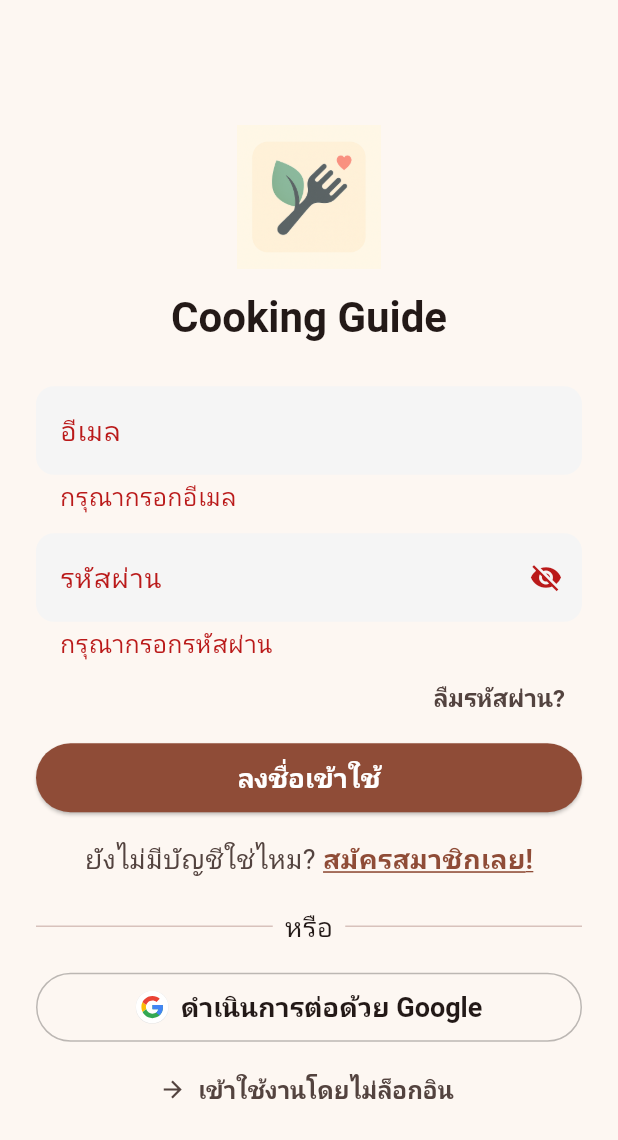
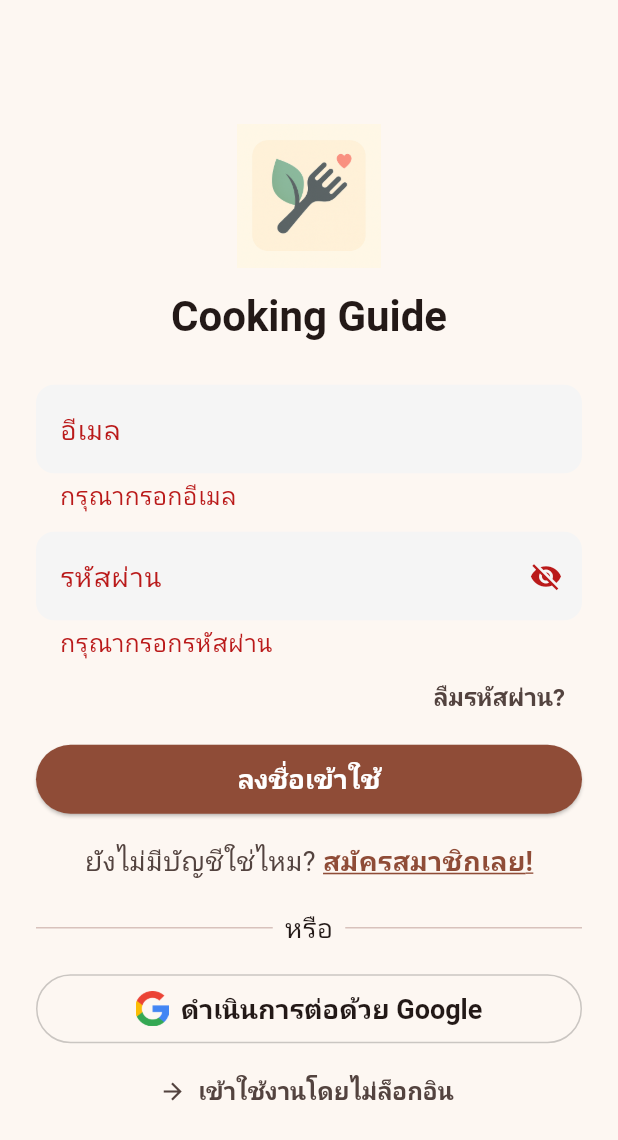
Before and after one commit to Hakuma17/Cookbook, a Flutter app: the LoginScreen screen opened by its route, after a tap on "ลงชื่อเข้าใช้", on a phone screen of 412 x 824 dp. Shown: the top 1140 px of the screen. Run offline on Flutter 3.47's test engine with Material 3 defaults, Android fonts, the light colour scheme and no system bars; our stand-ins replace cached_network_image, camera, device_info_plus, equatable, flutter_svg, flutter_tts and 9 more; missing offline and left inert: tflite_flutter; accounts and stored records are empty; network calls fail; Roboto replaces fonts that are missing (Itim).

Commit message:
feat: เพิ่มฟังก์ชันการจัดการ Google Sign-In และปรับปรุงการตรวจสอบอีเมลในหน้าล็อกอิน พร้อมเพิ่มการจัดการ URL รูปโปรไฟล์ในหน้าประวัติส่วนตัว

```diff
--- a/cookbook/lib/screens/change_password_screen.dart
+++ b/cookbook/lib/screens/change_password_screen.dart
@@ -308,8 +308,8 @@ class _PasswordTextField extends StatelessWidget {
           validator: validatorOverride ??
               (v) {
                 if (v == null || v.trim().isEmpty) return 'กรุณากรอกรหัสผ่าน';
-                if (v.trim().length < 6) {
-                  return 'รหัสผ่านต้องมีอย่างน้อย 6 ตัวอักษร';
+                if (v.trim().length < 8) {
+                  return 'รหัสผ่านต้องมีอย่างน้อย 8 ตัวอักษร';
                 }
                 return null;
               },
--- a/cookbook/lib/screens/login_screen.dart
+++ b/cookbook/lib/screens/login_screen.dart
@@ -1,9 +1,8 @@
 // lib/screens/login_screen.dart
 import 'dart:async';
-
 import 'package:flutter/gestures.dart';
 import 'package:flutter/material.dart';
-import 'package:flutter_svg/flutter_svg.dart';
+import 'package:flutter/services.dart';
 import 'package:google_sign_in/google_sign_in.dart';
 
 import '../services/api_service.dart';
@@ -17,10 +16,13 @@ class LoginScreen extends StatefulWidget {
 
 class _LoginScreenState extends State<LoginScreen> {
   /* ── controllers & keys ───────────────────────────────────────── */
-  final _formKey = GlobalKey<FormState>(); // คีย์ฟอร์ม
-  final _emailCtrl = TextEditingController(); // อีเมล
-  final _passCtrl = TextEditingController(); // รหัสผ่าน
-  final _emailReg = RegExp(r'^[\w\.\-]+@[\w\-]+\.[A-Za-z]{2,}$'); // regex เมล
+  final _formKey = GlobalKey<FormState>();
+  final _emailCtrl = TextEditingController();
+  final _passCtrl = TextEditingController();
+
+  // ★ ใช้ regex อีเมลแบบเดียวกับฟอร์มสมัคร (กว้างและกันช่องว่าง)
+  final _emailReg = RegExp(r'^[^@\s]+@[^@\s]+\.[^@\s]+$');
+  static const int _kEmailDbMax = 100;
 
   // โฟกัส + toggle รหัสผ่าน
   final _emailFocus = FocusNode();
@@ -32,20 +34,19 @@ class _LoginScreenState extends State<LoginScreen> {
 
   /* ── Google ───────────────────────────────────────────────────── */
   final _googleSignIn = GoogleSignIn(
-    scopes: ['email', 'profile', 'openid'],
+    scopes: const ['email', 'profile', 'openid'],
     serverClientId:
         '84901598956-dui13r3k1qmvo0t0kpj6h5mhjrjbvoln.apps.googleusercontent.com',
   );
 
   /* ── UI state ─────────────────────────────────────────────────── */
-  bool _isLoading = false; // โหลดระหว่างยิง API
+  bool _isLoading = false;
   String? _errorMsg; // error ลอย (กรณีอื่น ๆ)
-  String? _emailVerifyError; // ★ ข้อความ “ต้องยืนยันก่อน” ใต้ช่องอีเมล
+  String? _emailVerifyError; // ข้อความ “ต้องยืนยันก่อน” ใต้ช่องอีเมล
 
   @override
   void initState() {
     super.initState();
-    // พิมพ์อีเมลใหม่ → เคลียร์ error ใต้ช่อง
     _emailCtrl.addListener(() {
       if (_emailVerifyError != null) setState(() => _emailVerifyError = null);
     });
@@ -58,7 +59,7 @@ class _LoginScreenState extends State<LoginScreen> {
     _passCtrl.dispose();
     _emailFocus.dispose();
     _passFocus.dispose();
-    _verifyTapRecognizer.dispose(); // สำคัญ
+    _verifyTapRecognizer.dispose();
     super.dispose();
   }
 
@@ -71,7 +72,7 @@ class _LoginScreenState extends State<LoginScreen> {
     if (!mounted) return;
     setState(() {
       _isLoading = v;
-      if (v) _errorMsg = null; // เริ่มโหลดล้าง error ลอย
+      if (v) _errorMsg = null;
     });
   }
 
@@ -82,7 +83,6 @@ class _LoginScreenState extends State<LoginScreen> {
       ..showSnackBar(SnackBar(content: Text(msg)));
   }
 
-  // ตรวจว่าดูเหมือน “ยังไม่ยืนยันอีเมล”
   bool _looksLikeEmailNotVerified(Map resOrData) {
     final code = (resOrData['errorCode'] ??
             resOrData['code'] ??
@@ -112,6 +112,34 @@ class _LoginScreenState extends State<LoginScreen> {
         (s.contains('ยืนยัน') && s.contains('อีเมล')) ||
         s.toLowerCase().contains('verify');
     return cand.any(hasKW);
+  }
+
+  Widget _dangerBanner(String msg) {
+    final cs = Theme.of(context).colorScheme;
+    return Semantics(
+      liveRegion: true,
+      label: 'ข้อผิดพลาด',
+      child: Container(
+        padding: const EdgeInsets.all(12),
+        decoration: BoxDecoration(
+          color: cs.errorContainer,
+          border: Border.all(color: cs.error.withOpacity(.7)),
+          borderRadius: BorderRadius.circular(10),
+        ),
+        child: Row(
+          children: [
+            Icon(Icons.error_outline, color: cs.error),
+            const SizedBox(width: 10),
+            Expanded(
+              child: Text(
+                msg,
+                style: TextStyle(color: cs.onErrorContainer),
+              ),
+            ),
+          ],
+        ),
+      ),
+    );
   }
 
   /* ── actions ─────────────────────────────────────────────────── */
@@ -153,7 +181,6 @@ class _LoginScreenState extends State<LoginScreen> {
       await AuthService.saveLoginData(res['data']);
       _navToHome();
     } on ApiException catch (e) {
-      // ★ เคส BE ตอบ 403 แล้วโยน exception → จับให้โชว์ใต้ช่องอีเมล
       final msg = e.message;
       final looksUnverified = (e.statusCode == 403) ||
           msg.contains('ยืนยันอีเมล') ||
@@ -190,13 +217,15 @@ class _LoginScreenState extends State<LoginScreen> {
         throw ApiException('ไม่สามารถดึง Google ID Token ได้');
       }
 
+      // ถ้าใส่ helper googleSignInAndStore() ตามที่เพิ่มไว้ ให้ใช้บรรทัดนี้แทนสองบรรทัดล่าง
+      // await ApiService.googleSignInAndStore(token);
+
       final res = await ApiService.googleSignIn(token);
       if (res['success'] != true) {
         setState(
             () => _errorMsg = res['message'] ?? 'ล็อกอินด้วย Google ล้มเหลว');
         return;
       }
-
       await AuthService.saveLoginData(res['data']);
       _navToHome();
     } on ApiException catch (e) {
@@ -217,8 +246,7 @@ class _LoginScreenState extends State<LoginScreen> {
       _showSnack('กรุณากรอกอีเมลก่อน');
       return;
     }
-    final pending =
-        await AuthService.getPendingEmailVerify(); // {email, secondsLeft}?
+    final pending = await AuthService.getPendingEmailVerify();
     final secondsLeft = (pending != null && pending['email'] == currentEmail)
         ? (pending['secondsLeft'] ?? 0)
         : 0;
@@ -256,7 +284,6 @@ class _LoginScreenState extends State<LoginScreen> {
                   child: Column(
                     crossAxisAlignment: CrossAxisAlignment.stretch,
                     children: [
-                      // --- Logo + Title ---
                       const SizedBox(height: 6),
                       Image.asset('assets/images/logo.png', height: 96),
                       const SizedBox(height: 14),
@@ -280,20 +307,27 @@ class _LoginScreenState extends State<LoginScreen> {
                           AutofillHints.username,
                           AutofillHints.email
                         ],
+                        inputFormatters: [
+                          FilteringTextInputFormatter.deny(RegExp(r'\s')),
+                          LengthLimitingTextInputFormatter(_kEmailDbMax),
+                        ],
                         decoration: const InputDecoration(
                           labelText: 'อีเมล',
-                          // ไม่ใช้ errorText เพื่อให้เราวาง RichText ที่มีลิงก์ได้
                         ),
                         validator: (v) {
                           final t = v?.trim() ?? '';
                           if (t.isEmpty) return 'กรุณากรอกอีเมล';
-                          if (!_emailReg.hasMatch(t))
+                          if (!_emailReg.hasMatch(t)) {
                             return 'รูปแบบอีเมลไม่ถูกต้อง';
+                          }
+                          if (t.length > _kEmailDbMax) {
+                            return 'อีเมลต้องไม่เกิน $_kEmailDbMax ตัวอักษร';
+                          }
                           return null;
                         },
                       ),
 
-                      // ★ ข้อความ “ต้องยืนยัน” + ลิงก์ ไปยืนยัน (บรรทัดเดียว)
+                      // ★ ข้อความ “ต้องยืนยัน” + ลิงก์ ไปยืนยัน
                       if (_emailVerifyError != null) ...[
                         const SizedBox(height: 8),
                         RichText(
@@ -352,13 +386,11 @@ class _LoginScreenState extends State<LoginScreen> {
                         validator: (v) {
                           final t = v ?? '';
                           if (t.isEmpty) return 'กรุณากรอกรหัสผ่าน';
-                          if (t.length < 6)
-                            return 'รหัสผ่านต้องมีอย่างน้อย 6 ตัวอักษร';
+
                           return null;
                         },
                       ),
 
-                      // --- แถวลิงก์ขวา (เว้นระยะให้โล่งขึ้น) ---
                       const SizedBox(height: 6),
                       Align(
                         alignment: Alignment.centerRight,
@@ -371,17 +403,14 @@ class _LoginScreenState extends State<LoginScreen> {
                         ),
                       ),
 
-                      // --- Error ลอย (เฉพาะกรณีอื่น) ---
+                      // --- Error banner (กรณีอื่น ๆ) ---
                       if (_errorMsg != null) ...[
-                        const SizedBox(height: 4),
-                        Text(
-                          _errorMsg!,
-                          textAlign: TextAlign.center,
-                          style: TextStyle(color: cs.error),
-                        ),
+                        const SizedBox(height: 6),
+                        _dangerBanner(_errorMsg!),
                       ],
 
-                      const SizedBox(height: 10),
+                      const SizedBox(height: 12),
+
                       // --- Login Button ---
                       ElevatedButton(
                         onPressed: _isLoading ? null : _loginWithEmail,
@@ -444,12 +473,13 @@ class _LoginScreenState extends State<LoginScreen> {
                         label: 'เข้าสู่ระบบด้วย Google',
                         child: OutlinedButton.icon(
                           onPressed: _isLoading ? null : _loginWithGoogle,
-                          icon: SvgPicture.asset('assets/icons/google.svg',
-                              width: 22),
+                          icon:
+                              Image.asset('assets/icons/google.png', width: 22),
                           label: const Text('ดำเนินการต่อด้วย Google'),
                           style: OutlinedButton.styleFrom(
                             foregroundColor: cs.onSurface,
-                            side: const BorderSide(color: Colors.black26),
+                            side:
+                                BorderSide(color: Colors.black.withOpacity(.2)),
                           ),
                         ),
                       ),
--- a/cookbook/lib/services/auth_service.dart
+++ b/cookbook/lib/services/auth_service.dart
@@ -1,7 +1,7 @@
 // lib/services/auth_service.dart
 //
 // Service จัดการสถานะการล็อกอิน + คุกกี้ + SharedPreferences
-// เพิ่ม helpers: resume หน้ากรอก OTP (เก็บอีเมลที่ยังไม่ยืนยัน + เวลาเริ่มคูลดาวน์)
+// เพิ่มการเก็บ/อ่าน googleId เพื่อให้ UI รู้ว่าบัญชีเชื่อม Google หรือไม่
 
 import 'dart:async';
 import 'package:shared_preferences/shared_preferences.dart';
@@ -15,13 +15,14 @@ class AuthService {
   static const _kProfileName = 'profileName'; // ชื่อโปรไฟล์
   static const _kProfileImage = 'profileImage'; // รูปโปรไฟล์
   static const _kEmail = 'email'; // อีเมล
+  static const _kGoogleId = 'googleId'; // ★ ใหม่: เก็บ google_id
   static const _kHasSeenOnboarding = 'hasSeenOnboarding'; // ผ่าน onboarding?
 
   // ↓ ใหม่: ใช้ “จำอีเมลที่ยังไม่ยืนยัน” เพื่อ resume flow
   static const _kPendingVerifyEmail =
       'pendingVerifyEmail'; // อีเมลที่ต้องยืนยัน
   static const _kPendingVerifyAtEpoch =
-      'pendingVerifyAtEpoch'; // เวลาเริ่มคูลดาวน์ (ms epoch)
+      'pendingVerifyAtEpoch'; // เวลาเริ่มคูลดาวน์
   static const int _kOtpCooldownSeconds = 60; // คูลดาวน์มาตรฐาน 60 วิ
 
   /* ───── prefs cache ───── */
@@ -41,35 +42,32 @@ class AuthService {
   }
 
   /* ───────────── auth helpers ───────────── */
-  /// เช็คล็อกอิน (async จาก prefs)
   static Future<bool> isLoggedIn() async {
     final p = await _prefs;
     return p.getBool(_kIsLoggedIn) ?? false;
   }
 
-  /// เช็คล็อกอินแบบเร็ว (อ่านจากแคชในหน่วยความจำ)
   static bool isLoggedInSync() => _cachedLoggedIn;
 
-  /// getters ทั่วไป
+  /* ───────────── getters ───────────── */
   static Future<int?> getUserId() async => (await _prefs).getInt(_kUserId);
   static Future<String?> getProfileName() async =>
       (await _prefs).getString(_kProfileName);
   static Future<String?> getProfileImage() async =>
       (await _prefs).getString(_kProfileImage);
   static Future<String?> getEmail() async => (await _prefs).getString(_kEmail);
+  static Future<String?> getGoogleId() async =>
+      (await _prefs).getString(_kGoogleId);
 
   /* ───────────── Token Helpers ───────────── */
-  /// บันทึกคุกกี้เซสชัน
   static Future<void> saveToken(String token) async {
     final p = await _prefs;
     await p.setString(_kAuthToken, token);
   }
 
-  /// ดึงคุกกี้เซสชัน
   static Future<String?> getToken() async =>
       (await _prefs).getString(_kAuthToken);
 
-  /// ลบคุกกี้เซสชัน
   static Future<void> clearToken() async => (await _prefs).remove(_kAuthToken);
 
   /* ───────── Onboarding Helpers ───────── */
@@ -86,6 +84,7 @@ class AuthService {
     required String profileName,
     required String profileImage,
     required String email,
+    String? googleId, // ★ optional
   }) async {
     final p = await _prefs;
     await p.setBool(_kIsLoggedIn, true);
@@ -93,19 +92,28 @@ class AuthService {
     await p.setString(_kProfileName, profileName);
     await p.setString(_kProfileImage, profileImage);
     await p.setString(_kEmail, email.trim());
+    // เก็บ googleId ถ้ามี (ถ้า null/ว่าง = ลบออก)
+    if (googleId != null && googleId.trim().isNotEmpty) {
+      await p.setString(_kGoogleId, googleId.trim());
+    } else {
+      await p.remove(_kGoogleId);
+    }
 
-    // เคลียร์สถานะรอยืนยัน หากเข้าระบบได้แล้ว
-    await clearPendingEmailVerify();
-
+    await clearPendingEmailVerify(); // เคลียร์สถานะรอยืนยัน หากเข้าระบบได้แล้ว
     _cachedLoggedIn = true; // อัปเดตแคช
   }
 
   /// แปลง map จาก BE → saveLogin
+  /// รองรับคีย์ทั้ง snake_case และ camelCase
   static Future<void> saveLoginData(Map<String, dynamic> d) => saveLogin(
-        userId: int.tryParse(d['user_id'].toString()) ?? 0,
-        profileName: d['profile_name'] ?? '',
-        profileImage: d['path_imgProfile'] ?? '',
-        email: d['email'] ?? '',
+        userId: int.tryParse(
+                d['user_id']?.toString() ?? d['userId']?.toString() ?? '0') ??
+            0,
+        profileName: (d['profile_name'] ?? d['profileName'] ?? '').toString(),
+        profileImage:
+            (d['path_imgProfile'] ?? d['profileImage'] ?? '').toString(),
+        email: (d['email'] ?? '').toString(),
+        googleId: (d['google_id'] ?? d['googleId'])?.toString(), // ★
       );
 
   /// อัปเดตข้อมูลโปรไฟล์ที่เก็บใน prefs เมื่อผู้ใช้แก้ไข
@@ -113,11 +121,19 @@ class AuthService {
     String? profileName,
     String? profileImage,
     String? email,
+    String? googleId, // เผื่อใช้ในอนาคต
   }) async {
     final p = await _prefs;
     if (profileName != null) await p.setString(_kProfileName, profileName);
     if (profileImage != null) await p.setString(_kProfileImage, profileImage);
     if (email != null) await p.setString(_kEmail, email.trim());
+    if (googleId != null) {
+      if (googleId.trim().isEmpty) {
+        await p.remove(_kGoogleId);
+      } else {
+        await p.setString(_kGoogleId, googleId.trim());
+      }
+    }
   }
 
   /// ล็อกเอาท์ (ล้างทุกอย่าง)
@@ -129,21 +145,25 @@ class AuthService {
     await p.remove(_kProfileName);
     await p.remove(_kProfileImage);
     await p.remove(_kEmail);
-    await clearPendingEmailVerify(); // ล้างสถานะรอยืนยันด้วย
+    await p.remove(_kGoogleId); // ★
+    await clearPendingEmailVerify();
 
-    _cachedLoggedIn = false; // เคลียร์แคช
+    _cachedLoggedIn = false;
   }
 
   /* ───────────── misc helpers ───────────── */
-  /// คืนสรุปข้อมูลล็อกอิน
+  /// คืนสรุปข้อมูลล็อกอิน (รวม googleId ด้วย)
   static Future<Map<String, dynamic>> getLoginData() async {
     final p = await _prefs;
+    final gid = p.getString(_kGoogleId);
     return {
       'isLoggedIn': await isLoggedIn(),
       'userId': p.getInt(_kUserId),
       'profileName': p.getString(_kProfileName),
       'profileImage': p.getString(_kProfileImage),
       'email': p.getString(_kEmail),
+      'googleId': gid, // camelCase
+      'google_id': gid, // snake_case (ให้หน้า UI ใช้ได้ทั้งสองแบบ)
     };
   }
 
@@ -167,37 +187,27 @@ class AuthService {
   }
 
   /* ═════════════ OTP SECTION ═════════════ */
-  /// เรียก verify OTP ผ่าน ApiService
   static Future<Map<String, dynamic>> verifyOtp(String email, String otp) =>
       ApiService.verifyOtp(email, otp);
 
-  /// ขอรหัสใหม่ (resend)
   static Future<Map<String, dynamic>> resendOtp(String email) =>
       ApiService.resendOtp(email);
 
-  /* ═════════════ Pending Email Verify (resume flow) ═════════════
-     ใช้กรณี: สมัครสำเร็จแต่ยังไม่ยืนยัน, หรือ login แล้วถูกแจ้ง UNVERIFIED
-     เก็บอีเมล + เวลาที่เริ่มคูลดาวน์ เพื่อเปิดแอปมาใหม่จะพากลับไปหน้า OTP ได้
-  */
-
-  /// บันทึกอีเมลที่ต้องยืนยัน + เริ่มคูลดาวน์ถ้าต้องการ
+  /* ═════════════ Pending Email Verify (resume flow) ═════════════ */
   static Future<void> markPendingEmailVerify({
     required String email,
-    bool startCooldown = true, // true = เริ่มจับเวลา 60 วิ
+    bool startCooldown = true,
   }) async {
     final p = await _prefs;
     await p.setString(_kPendingVerifyEmail, email.trim());
     if (startCooldown) {
       await p.setInt(
-        _kPendingVerifyAtEpoch,
-        DateTime.now().millisecondsSinceEpoch,
-      );
+          _kPendingVerifyAtEpoch, DateTime.now().millisecondsSinceEpoch);
     } else {
       await p.remove(_kPendingVerifyAtEpoch);
     }
   }
 
-  /// อ่านสถานะรอยืนยัน (คืน: {email, secondsLeft} หรือ null ถ้าไม่มี)
   static Future<Map<String, dynamic>?> getPendingEmailVerify() async {
     final p = await _prefs;
     final email = (p.getString(_kPendingVerifyEmail) ?? '').trim();
@@ -214,7 +224,6 @@ class AuthService {
     return {'email': email, 'secondsLeft': secondsLeft};
   }
 
-  /// ล้างสถานะรอยืนยัน (เรียกหลัง verify สำเร็จ/ล็อกอินสำเร็จ/ล็อกเอาท์)
   static Future<void> clearPendingEmailVerify() async {
     final p = await _prefs;
     await p.remove(_kPendingVerifyEmail);
```
Also changed, not shown: cookbook/lib/screens/home_screen.dart (+112 -6 lines), cookbook/lib/screens/profile_screen.dart (+46 -24 lines), cookbook/lib/services/api_service.dart (+20 -0 lines), cookbook/assets/images/logo - Copy.png (added).
